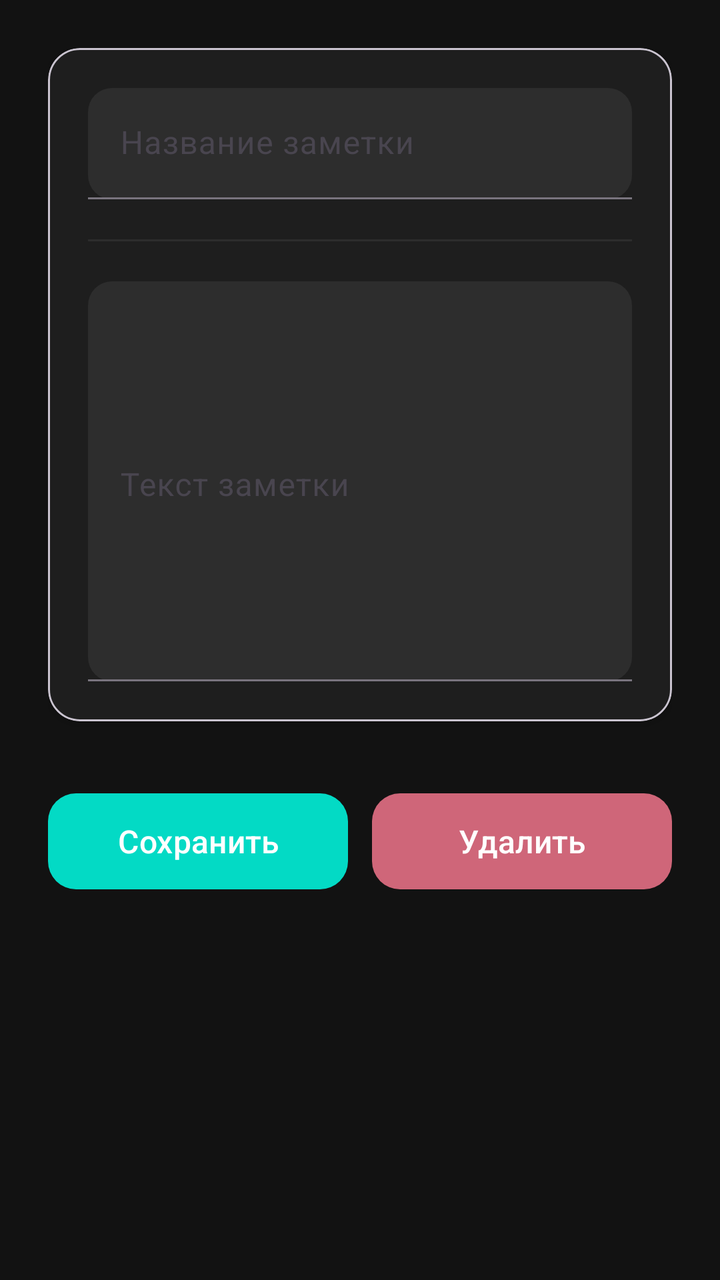
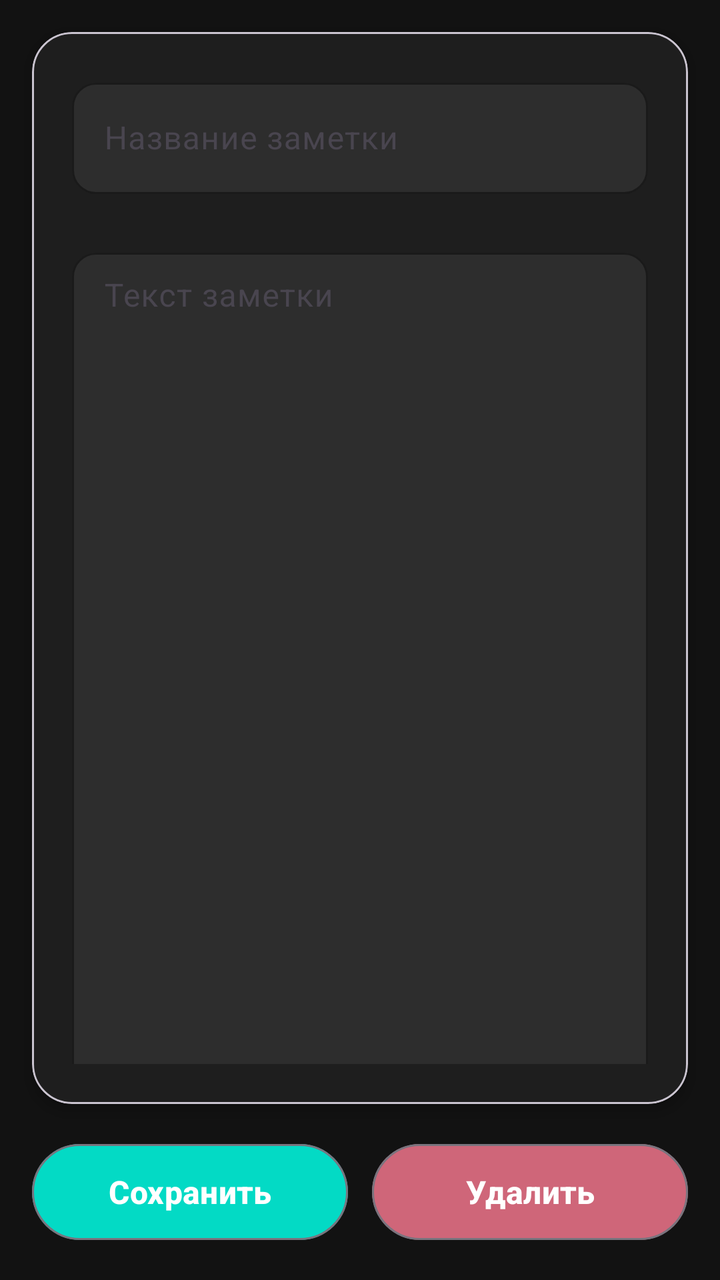

Two renders of the same Android screen: before a commit and after it. Below are the layout's source before the change and the commit's diff.
<!-- AndroidManifest.xml: application theme Theme.PersonalDiary -->
<!-- res/layout/activity_edit.xml -->
<?xml version="1.0" encoding="utf-8"?>
<androidx.coordinatorlayout.widget.CoordinatorLayout
    xmlns:android="http://schemas.android.com/apk/res/android"
    xmlns:app="http://schemas.android.com/apk/res-auto"
    xmlns:tools="http://schemas.android.com/tools"
    android:layout_width="match_parent"
    android:layout_height="match_parent"
    android:background="#121212"
    tools:context=".EditActivity">


    <androidx.core.widget.NestedScrollView
        android:layout_width="match_parent"
        android:layout_height="match_parent"
        android:padding="24dp"
        app:layout_behavior="@string/appbar_scrolling_view_behavior">

        <LinearLayout
            android:layout_width="match_parent"
            android:layout_height="wrap_content"
            android:orientation="vertical">

            
            <com.google.android.material.card.MaterialCardView
                android:layout_width="match_parent"
                android:layout_height="wrap_content"
                android:layout_marginBottom="24dp"
                app:cardBackgroundColor="#1E1E1E"
                app:cardCornerRadius="16dp"
                app:cardElevation="2dp">

                <LinearLayout
                    android:layout_width="match_parent"
                    android:layout_height="match_parent"
                    android:orientation="vertical"
                    android:padding="20dp">

                    
                    <com.google.android.material.textfield.TextInputLayout
                        android:id="@+id/tilNoteName"
                        style="@style/Widget.Material3.TextInputLayout.FilledBox"
                        android:layout_width="match_parent"
                        android:layout_height="wrap_content"
                        android:layout_marginBottom="20dp"
                        android:hint="Название заметки"
                        app:boxBackgroundColor="#2D2D2D"
                        app:boxBackgroundMode="filled"
                        app:boxCornerRadiusTopStart="12dp"
                        app:boxCornerRadiusTopEnd="12dp"
                        app:boxCornerRadiusBottomStart="12dp"
                        app:boxCornerRadiusBottomEnd="12dp"
                        app:endIconTint="#BB86FC"
                        app:hintTextColor="#9E9E9E"
                        app:startIconTint="#BB86FC">

                        <com.google.android.material.textfield.TextInputEditText
                            android:id="@+id/etNoteName"
                            android:layout_width="match_parent"
                            android:layout_height="wrap_content"
                            android:textColor="#FFFFFF"
                            android:textSize="16sp"
                            android:inputType="textCapSentences"
                            android:maxLines="1" />

                    </com.google.android.material.textfield.TextInputLayout>

                    
                    <View
                        android:layout_width="match_parent"
                        android:layout_height="1dp"
                        android:layout_marginBottom="20dp"
                        android:background="#2D2D2D" />

                    
                    <com.google.android.material.textfield.TextInputLayout
                        android:id="@+id/tilMessage"
                        style="@style/Widget.Material3.TextInputLayout.FilledBox"
                        android:layout_width="match_parent"
                        android:layout_height="wrap_content"
                        android:hint="Текст заметки"
                        android:gravity="top"
                        app:boxBackgroundColor="#2D2D2D"
                        app:boxBackgroundMode="filled"
                        app:boxCornerRadiusTopStart="12dp"
                        app:boxCornerRadiusTopEnd="12dp"
                        app:boxCornerRadiusBottomStart="12dp"
                        app:boxCornerRadiusBottomEnd="12dp"
                        app:endIconTint="#BB86FC"
                        app:hintTextColor="#9E9E9E"
                        app:startIconTint="#BB86FC">

                        <com.google.android.material.textfield.TextInputEditText
                            android:id="@+id/etMessage"
                            android:layout_width="match_parent"
                            android:layout_height="200dp"
                            android:gravity="top"
                            android:textColor="#FFFFFF"
                            android:textSize="16sp"
                            android:inputType="textMultiLine"
                            android:paddingTop="12dp" />

                    </com.google.android.material.textfield.TextInputLayout>

                </LinearLayout>
            </com.google.android.material.card.MaterialCardView>

            
            <LinearLayout
                android:layout_width="match_parent"
                android:layout_height="wrap_content"
                android:orientation="horizontal"
                android:layout_marginTop="8dp"
                android:weightSum="2">

                <com.google.android.material.button.MaterialButton
                    android:id="@+id/btnSave"
                    android:layout_width="0dp"
                    android:layout_height="56dp"
                    android:layout_weight="1"
                    android:layout_marginEnd="12dp"
                    android:text="Сохранить"
                    android:textColor="#FFFFFF"
                    android:textSize="16sp"
                    app:backgroundTint="#03DAC5"
                    app:cornerRadius="14dp"
                    app:iconTint="#FFFFFF"
                    app:iconGravity="textStart"
                    app:iconPadding="8dp"/>

                <com.google.android.material.button.MaterialButton
                    android:id="@+id/btnDelete"
                    android:layout_width="0dp"
                    android:layout_height="56dp"
                    android:layout_weight="1"
                    android:text="Удалить"
                    android:textColor="#FFFFFF"
                    android:textSize="16sp"
                    app:backgroundTint="#CF6679"
                    app:cornerRadius="14dp"
                    app:iconTint="#FFFFFF"
                    app:iconGravity="textStart"
                    app:iconPadding="8dp"/>

            </LinearLayout>

        </LinearLayout>
    </androidx.core.widget.NestedScrollView>

    
    <com.google.android.material.progressindicator.LinearProgressIndicator
        android:id="@+id/progressBar"
        android:layout_width="match_parent"
        android:layout_height="wrap_content"
        android:indeterminate="true"
        android:visibility="gone"
        app:trackColor="#2D2D2D"
        app:indicatorColor="#BB86FC"
        app:layout_anchorGravity="bottom" />

</androidx.coordinatorlayout.widget.CoordinatorLayout>
<!-- resources referenced by this layout -->
<resources>
  <style name="Theme.PersonalDiary" parent="Base.Theme.PersonalDiary" />
  <style name="Base.Theme.PersonalDiary" parent="Theme.Material3.DayNight.NoActionBar">
          
          
      </style>
</resources>

<!-- the commit's change to res/layout/activity_edit.xml (unified diff, before → after) -->
@@ -1,5 +1,5 @@
 <?xml version="1.0" encoding="utf-8"?>
-<androidx.coordinatorlayout.widget.CoordinatorLayout
+<androidx.constraintlayout.widget.ConstraintLayout
     xmlns:android="http://schemas.android.com/apk/res/android"
     xmlns:app="http://schemas.android.com/apk/res-auto"
     xmlns:tools="http://schemas.android.com/tools"
@@ -8,153 +8,138 @@
     android:background="#121212"
     tools:context=".EditActivity">
 
+    
+    <com.google.android.material.card.MaterialCardView
+        android:id="@+id/cardInput"
+        android:layout_width="0dp"
+        android:layout_height="0dp"
+        android:layout_margin="16dp"
+        app:cardBackgroundColor="#1E1E1E"
+        app:cardCornerRadius="20dp"
+        app:cardElevation="4dp"
+        app:layout_constraintBottom_toTopOf="@+id/buttonsContainer"
+        app:layout_constraintEnd_toEndOf="parent"
+        app:layout_constraintStart_toStartOf="parent"
+        app:layout_constraintTop_toTopOf="parent">
 
-    <androidx.core.widget.NestedScrollView
-        android:layout_width="match_parent"
-        android:layout_height="match_parent"
-        android:padding="24dp"
-        app:layout_behavior="@string/appbar_scrolling_view_behavior">
+        <androidx.core.widget.NestedScrollView
+            android:layout_width="match_parent"
+            android:layout_height="match_parent"
+            android:padding="20dp">
 
-        <LinearLayout
-            android:layout_width="match_parent"
-            android:layout_height="wrap_content"
-            android:orientation="vertical">
-
-            
-            <com.google.android.material.card.MaterialCardView
-                android:layout_width="match_parent"
-                android:layout_height="wrap_content"
-                android:layout_marginBottom="24dp"
-                app:cardBackgroundColor="#1E1E1E"
-                app:cardCornerRadius="16dp"
-                app:cardElevation="2dp">
-
-                <LinearLayout
-                    android:layout_width="match_parent"
-                    android:layout_height="match_parent"
-                    android:orientation="vertical"
-                    android:padding="20dp">
-
-                    
-                    <com.google.android.material.textfield.TextInputLayout
-                        android:id="@+id/tilNoteName"
-                        style="@style/Widget.Material3.TextInputLayout.FilledBox"
-                        android:layout_width="match_parent"
-                        android:layout_height="wrap_content"
-                        android:layout_marginBottom="20dp"
-                        android:hint="Название заметки"
-                        app:boxBackgroundColor="#2D2D2D"
-                        app:boxBackgroundMode="filled"
-                        app:boxCornerRadiusTopStart="12dp"
-                        app:boxCornerRadiusTopEnd="12dp"
-                        app:boxCornerRadiusBottomStart="12dp"
-                        app:boxCornerRadiusBottomEnd="12dp"
-                        app:endIconTint="#BB86FC"
-                        app:hintTextColor="#9E9E9E"
-                        app:startIconTint="#BB86FC">
-
-                        <com.google.android.material.textfield.TextInputEditText
-                            android:id="@+id/etNoteName"
-                            android:layout_width="match_parent"
-                            android:layout_height="wrap_content"
-                            android:textColor="#FFFFFF"
-                            android:textSize="16sp"
-                            android:inputType="textCapSentences"
-                            android:maxLines="1" />
-
-                    </com.google.android.material.textfield.TextInputLayout>
-
-                    
-                    <View
-                        android:layout_width="match_parent"
-                        android:layout_height="1dp"
-                        android:layout_marginBottom="20dp"
-                        android:background="#2D2D2D" />
-
-                    
-                    <com.google.android.material.textfield.TextInputLayout
-                        android:id="@+id/tilMessage"
-                        style="@style/Widget.Material3.TextInputLayout.FilledBox"
-                        android:layout_width="match_parent"
-                        android:layout_height="wrap_content"
-                        android:hint="Текст заметки"
-                        android:gravity="top"
-                        app:boxBackgroundColor="#2D2D2D"
-                        app:boxBackgroundMode="filled"
-                        app:boxCornerRadiusTopStart="12dp"
-                        app:boxCornerRadiusTopEnd="12dp"
-                        app:boxCornerRadiusBottomStart="12dp"
-                        app:boxCornerRadiusBottomEnd="12dp"
-                        app:endIconTint="#BB86FC"
-                        app:hintTextColor="#9E9E9E"
-                        app:startIconTint="#BB86FC">
-
-                        <com.google.android.material.textfield.TextInputEditText
-                            android:id="@+id/etMessage"
-                            android:layout_width="match_parent"
-                            android:layout_height="200dp"
-                            android:gravity="top"
-                            android:textColor="#FFFFFF"
-                            android:textSize="16sp"
-                            android:inputType="textMultiLine"
-                            android:paddingTop="12dp" />
-
-                    </com.google.android.material.textfield.TextInputLayout>
-
-                </LinearLayout>
-            </com.google.android.material.card.MaterialCardView>
-
-            
             <LinearLayout
                 android:layout_width="match_parent"
-                android:layout_height="wrap_content"
-                android:orientation="horizontal"
-                android:layout_marginTop="8dp"
-                android:weightSum="2">
+                android:layout_height="match_parent"
+                android:orientation="vertical">
 
-                <com.google.android.material.button.MaterialButton
-                    android:id="@+id/btnSave"
-                    android:layout_width="0dp"
-                    android:layout_height="56dp"
-                    android:layout_weight="1"
-                    android:layout_marginEnd="12dp"
-                    android:text="Сохранить"
-                    android:textColor="#FFFFFF"
-                    android:textSize="16sp"
-                    app:backgroundTint="#03DAC5"
-                    app:cornerRadius="14dp"
-                    app:iconTint="#FFFFFF"
-                    app:iconGravity="textStart"
-                    app:iconPadding="8dp"/>
+                
+                <com.google.android.material.textfield.TextInputLayout
+                    android:id="@+id/tilNoteName"
+                    style="@style/Widget.Material3.TextInputLayout.OutlinedBox"
+                    android:layout_width="match_parent"
+                    android:layout_height="wrap_content"
+                    android:layout_marginBottom="24dp"
+                    android:hint="Название заметки"
+                    app:boxBackgroundColor="#2D2D2D"
+                    app:boxStrokeColor="#BB86FC"
+                    app:boxStrokeWidth="1dp"
+                    app:boxStrokeWidthFocused="2dp"
+                    app:boxCornerRadiusTopStart="12dp"
+                    app:boxCornerRadiusTopEnd="12dp"
+                    app:boxCornerRadiusBottomStart="12dp"
+                    app:boxCornerRadiusBottomEnd="12dp"
+                    app:hintTextColor="#9E9E9E"
+                    app:startIconTint="#BB86FC">
 
-                <com.google.android.material.button.MaterialButton
-                    android:id="@+id/btnDelete"
-                    android:layout_width="0dp"
-                    android:layout_height="56dp"
-                    android:layout_weight="1"
-                    android:text="Удалить"
-                    android:textColor="#FFFFFF"
-                    android:textSize="16sp"
-                    app:backgroundTint="#CF6679"
-                    app:cornerRadius="14dp"
-                    app:iconTint="#FFFFFF"
-                    app:iconGravity="textStart"
-                    app:iconPadding="8dp"/>
+                    <com.google.android.material.textfield.TextInputEditText
+                        android:id="@+id/etNoteName"
+                        android:layout_width="match_parent"
+                        android:layout_height="match_parent"
+                        android:textColor="#FFFFFF"
+                        android:textSize="16sp"
+                        android:inputType="textCapSentences"
+                        android:maxLines="1" />
+
+                </com.google.android.material.textfield.TextInputLayout>
+
+                
+                <com.google.android.material.textfield.TextInputLayout
+                    android:id="@+id/tilMessage"
+                    style="@style/Widget.Material3.TextInputLayout.OutlinedBox"
+                    android:layout_width="match_parent"
+                    android:layout_height="500dp"
+                    android:hint="Текст заметки"
+                    app:boxBackgroundColor="#2D2D2D"
+                    app:boxStrokeColor="#BB86FC"
+                    app:boxStrokeWidth="1dp"
+                    app:boxStrokeWidthFocused="2dp"
+                    app:boxCornerRadiusTopStart="12dp"
+                    app:boxCornerRadiusTopEnd="12dp"
+                    app:boxCornerRadiusBottomStart="12dp"
+                    app:boxCornerRadiusBottomEnd="12dp"
+                    app:hintTextColor="#9E9E9E"
+                    app:startIconTint="#BB86FC">
+
+                    <com.google.android.material.textfield.TextInputEditText
+                        android:id="@+id/etMessage"
+                        android:layout_width="match_parent"
+                        android:layout_height="match_parent"
+                        android:gravity="top"
+                        android:textColor="#FFFFFF"
+                        android:textSize="16sp"
+                        android:inputType="textMultiLine"
+                        android:paddingTop="12dp" />
+
+                </com.google.android.material.textfield.TextInputLayout>
 
             </LinearLayout>
-
-        </LinearLayout>
-    </androidx.core.widget.NestedScrollView>
+        </androidx.core.widget.NestedScrollView>
+    </com.google.android.material.card.MaterialCardView>
 
     
-    <com.google.android.material.progressindicator.LinearProgressIndicator
-        android:id="@+id/progressBar"
-        android:layout_width="match_parent"
+    <LinearLayout
+        android:id="@+id/buttonsContainer"
+        android:layout_width="0dp"
         android:layout_height="wrap_content"
-        android:indeterminate="true"
-        android:visibility="gone"
-        app:trackColor="#2D2D2D"
-        app:indicatorColor="#BB86FC"
-        app:layout_anchorGravity="bottom" />
+        android:layout_marginStart="16dp"
+        android:layout_marginEnd="16dp"
+        android:layout_marginBottom="16dp"
+        android:orientation="horizontal"
+        android:weightSum="2"
+        app:layout_constraintBottom_toBottomOf="parent"
+        app:layout_constraintEnd_toEndOf="parent"
+        app:layout_constraintStart_toStartOf="parent">
 
-</androidx.coordinatorlayout.widget.CoordinatorLayout>
+        <com.google.android.material.button.MaterialButton
+            android:id="@+id/btnSave"
+            android:layout_width="0dp"
+            android:layout_height="56dp"
+            android:layout_weight="1"
+            android:layout_marginEnd="12dp"
+            android:text="Сохранить"
+            android:textColor="#FFFFFF"
+            android:textSize="16sp"
+            android:textStyle="bold"
+            app:backgroundTint="#03DAC5"
+            app:cornerRadius="28dp"
+            style="@style/Widget.Material3.Button.OutlinedButton" />
+
+        <com.google.android.material.button.MaterialButton
+            android:id="@+id/btnDelete"
+            android:layout_width="0dp"
+            android:layout_height="56dp"
+            android:layout_weight="1"
+            android:text="Удалить"
+            android:textColor="#FFFFFF"
+            android:textSize="16sp"
+            android:textStyle="bold"
+            app:backgroundTint="#CF6679"
+            app:cornerRadius="28dp"
+            app:iconTint="#FFFFFF"
+            app:iconGravity="textStart"
+            app:iconPadding="8dp"
+            style="@style/Widget.Material3.Button.OutlinedButton" />
+
+    </LinearLayout>
+
+</androidx.constraintlayout.widget.ConstraintLayout>
